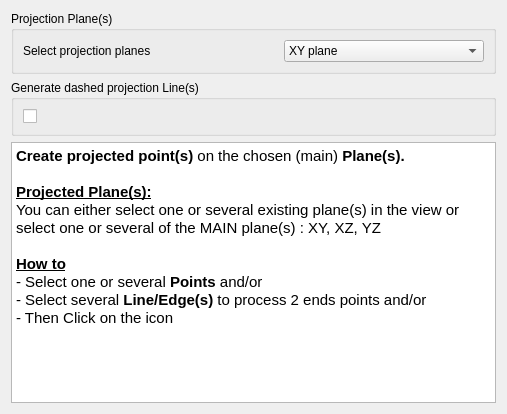
Before: the Qt Designer form Resources/Ui/WF_UI_projectedPoint.ui in Rentlau/WorkFeature-WB, drawn with Qt 5.
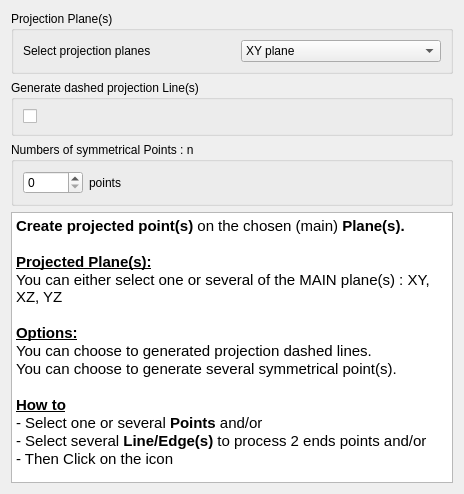
After: the same form once the commit is applied.

```diff
--- a/Resources/Ui/WF_UI_projectedPoint.ui
+++ b/Resources/Ui/WF_UI_projectedPoint.ui
@@ -6,14 +6,14 @@
    <rect>
     <x>0</x>
     <y>0</y>
-    <width>507</width>
-    <height>414</height>
+    <width>464</width>
+    <height>494</height>
    </rect>
   </property>
   <property name="windowTitle">
    <string>Dialog</string>
   </property>
-  <layout class="QGridLayout" name="gridLayout_3">
+  <layout class="QGridLayout" name="gridLayout_4">
    <item row="0" column="0">
     <widget class="QGroupBox" name="groupBox">
      <property name="title">
@@ -22,7 +22,7 @@
      <property name="flat">
       <bool>false</bool>
      </property>
-     <layout class="QGridLayout" name="gridLayout">
+     <layout class="QGridLayout" name="gridLayout_3">
       <item row="0" column="0">
        <layout class="QHBoxLayout" name="horizontalLayout">
         <item>
@@ -44,13 +44,8 @@
            <string>&lt;html&gt;&lt;head/&gt;&lt;body&gt;&lt;p&gt;The projection plane(s)&lt;/p&gt;&lt;/body&gt;&lt;/html&gt;</string>
           </property>
           <property name="currentIndex">
-           <number>1</number>
+           <number>0</number>
           </property>
-          <item>
-           <property name="text">
-            <string>Already Selected planes</string>
-           </property>
-          </item>
           <item>
            <property name="text">
             <string>XY plane</string>
@@ -119,6 +114,60 @@
     </widget>
    </item>
    <item row="2" column="0">
+    <widget class="QGroupBox" name="groupBox_3">
+     <property name="title">
+      <string>Numbers of symmetrical Points : n</string>
+     </property>
+     <property name="flat">
+      <bool>false</bool>
+     </property>
+     <layout class="QGridLayout" name="gridLayout">
+      <item row="0" column="0">
+       <layout class="QHBoxLayout" name="horizontalLayout_2">
+        <item>
+         <widget class="QSpinBox" name="UI_ProjectePoint_spin_numberSymPoint">
+          <property name="minimumSize">
+           <size>
+            <width>60</width>
+            <height>0</height>
+           </size>
+          </property>
+          <property name="maximumSize">
+           <size>
+            <width>50</width>
+            <height>16777215</height>
+           </size>
+          </property>
+          <property name="toolTip">
+           <string>&lt;html&gt;&lt;head/&gt;&lt;body&gt;&lt;p&gt;This number indicates in how many &lt;span style=&quot; font-weight:600;&quot;&gt;Parts&lt;/span&gt; each selected parent Lines(s) will be cut in (Max 100).&lt;/p&gt;&lt;/body&gt;&lt;/html&gt;</string>
+          </property>
+          <property name="minimum">
+           <number>0</number>
+          </property>
+          <property name="maximum">
+           <number>100</number>
+          </property>
+          <property name="singleStep">
+           <number>1</number>
+          </property>
+          <property name="value">
+           <number>0</number>
+          </property>
+         </widget>
+        </item>
+        <item>
+         <widget class="QLabel" name="UI_ProjectedPoint_label_2">
+          <property name="text">
+           <string>points</string>
+          </property>
+         </widget>
+        </item>
+       </layout>
+      </item>
+     </layout>
+    </widget>
+   </item>
+   <item row="3" column="0">
     <widget class="QTextBrowser" name="textBrowser">
      <property name="html">
       <string>&lt;!DOCTYPE HTML PUBLIC &quot;-//W3C//DTD HTML 4.0//EN&quot; &quot;http://www.w3.org/TR/REC-html40/strict.dtd&quot;&gt;
@@ -128,9 +177,12 @@
 &lt;p style=&quot; margin-top:0px; margin-bottom:0px; margin-left:0px; margin-right:0px; -qt-block-indent:0; text-indent:0px;&quot;&gt;&lt;span style=&quot; font-weight:600;&quot;&gt;Create projected point(s)&lt;/span&gt; on the chosen (main)&lt;span style=&quot; font-weight:600;&quot;&gt; Plane(s).&lt;/span&gt;&lt;/p&gt;
 &lt;p style=&quot;-qt-paragraph-type:empty; margin-top:0px; margin-bottom:0px; margin-left:0px; margin-right:0px; -qt-block-indent:0; text-indent:0px; font-weight:600;&quot;&gt;&lt;br /&gt;&lt;/p&gt;
 &lt;p style=&quot; margin-top:0px; margin-bottom:0px; margin-left:0px; margin-right:0px; -qt-block-indent:0; text-indent:0px;&quot;&gt;&lt;span style=&quot; font-weight:600; text-decoration: underline;&quot;&gt;Projected Plane(s):&lt;/span&gt;&lt;/p&gt;
-&lt;p style=&quot; margin-top:0px; margin-bottom:0px; margin-left:0px; margin-right:0px; -qt-block-indent:0; text-indent:0px;&quot;&gt;You can either select one or several existing plane(s) in the view or&lt;/p&gt;
-&lt;p style=&quot; margin-top:0px; margin-bottom:0px; margin-left:0px; margin-right:0px; -qt-block-indent:0; text-indent:0px;&quot;&gt;select one or several of the MAIN plane(s) : XY, XZ, YZ&lt;/p&gt;
-&lt;p style=&quot;-qt-paragraph-type:empty; margin-top:0px; margin-bottom:0px; margin-left:0px; margin-right:0px; -qt-block-indent:0; text-indent:0px; font-weight:600; text-decoration: underline;&quot;&gt;&lt;br /&gt;&lt;/p&gt;
+&lt;p style=&quot; margin-top:0px; margin-bottom:0px; margin-left:0px; margin-right:0px; -qt-block-indent:0; text-indent:0px;&quot;&gt;You can either select one or several of the MAIN plane(s) : XY, XZ, YZ&lt;/p&gt;
+&lt;p style=&quot;-qt-paragraph-type:empty; margin-top:0px; margin-bottom:0px; margin-left:0px; margin-right:0px; -qt-block-indent:0; text-indent:0px;&quot;&gt;&lt;br /&gt;&lt;/p&gt;
+&lt;p style=&quot; margin-top:0px; margin-bottom:0px; margin-left:0px; margin-right:0px; -qt-block-indent:0; text-indent:0px;&quot;&gt;&lt;span style=&quot; font-weight:600; text-decoration: underline;&quot;&gt;Options:&lt;/span&gt;&lt;/p&gt;
+&lt;p style=&quot; margin-top:0px; margin-bottom:0px; margin-left:0px; margin-right:0px; -qt-block-indent:0; text-indent:0px;&quot;&gt;You can choose to generated projection dashed lines.&lt;/p&gt;
+&lt;p style=&quot; margin-top:0px; margin-bottom:0px; margin-left:0px; margin-right:0px; -qt-block-indent:0; text-indent:0px;&quot;&gt;You can choose to generate several symmetrical point(s).&lt;/p&gt;
+&lt;p style=&quot;-qt-paragraph-type:empty; margin-top:0px; margin-bottom:0px; margin-left:0px; margin-right:0px; -qt-block-indent:0; text-indent:0px;&quot;&gt;&lt;br /&gt;&lt;/p&gt;
 &lt;p style=&quot; margin-top:0px; margin-bottom:0px; margin-left:0px; margin-right:0px; -qt-block-indent:0; text-indent:0px;&quot;&gt;&lt;span style=&quot; font-weight:600; text-decoration: underline;&quot;&gt;How to&lt;/span&gt;&lt;/p&gt;
 &lt;p style=&quot; margin-top:0px; margin-bottom:0px; margin-left:0px; margin-right:0px; -qt-block-indent:0; text-indent:0px;&quot;&gt;- Select one or several &lt;span style=&quot; font-weight:600;&quot;&gt;Points&lt;/span&gt; and/or&lt;/p&gt;
 &lt;p style=&quot; margin-top:0px; margin-bottom:0px; margin-left:0px; margin-right:0px; -qt-block-indent:0; text-indent:0px;&quot;&gt;- Select several &lt;span style=&quot; font-weight:600;&quot;&gt;Line/Edge(s)&lt;/span&gt; to process 2 ends points and/or&lt;/p&gt;
```
